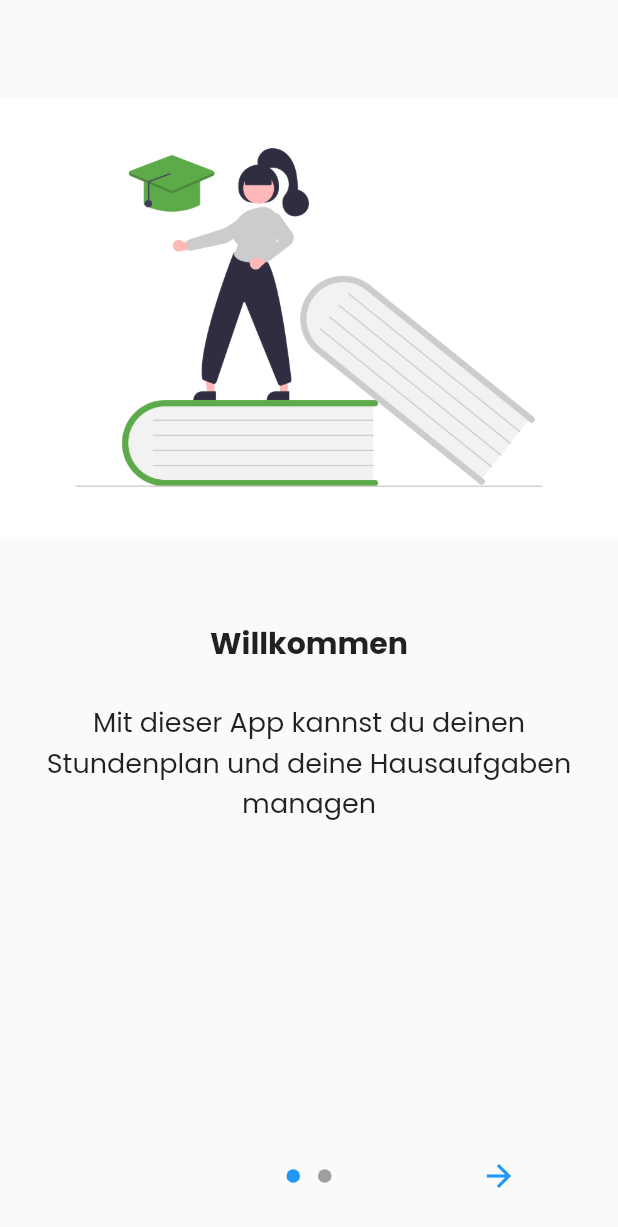
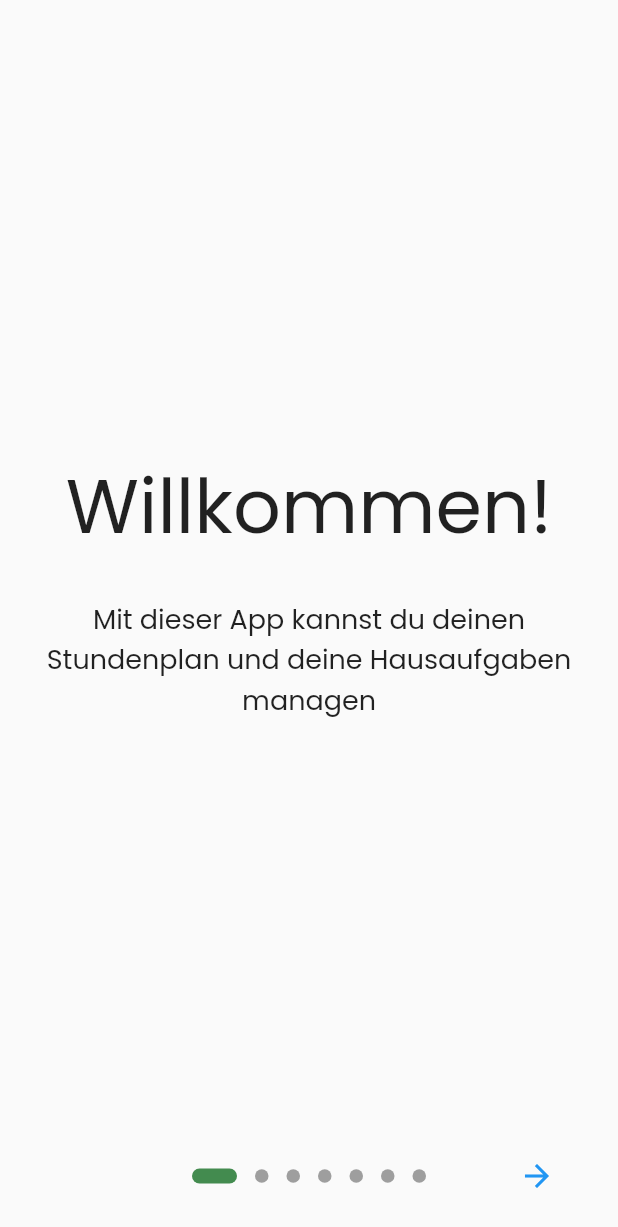
Before and after one commit to juliuswiegand/schuelerplaner, a Flutter app: the screen it shows after launch, after a tap on the "arrow back" icon, on a phone screen of 412 x 824 dp. Shown: the top 1227 px of the screen. Run offline on Flutter 3.47's test engine with Material 2 defaults, Android fonts, the phone set to English and light mode, and no system bars; drawn by our look-alikes of introduction_screen; our stand-ins replace auto_size_text, dotted_border, dynamic_color, flutter_colorpicker, google_fonts, shared_preferences and 3 more; accounts and stored records are empty.

Commit message:
willkommen screen wird beim ersten mal öffnen geöffnet

```diff
--- a/schuelerplaner/lib/einstellungen.dart
+++ b/schuelerplaner/lib/einstellungen.dart
@@ -41,6 +41,11 @@ class _EinstellungenSeiteState extends State<EinstellungenSeite> {
   Future<void> datenbankLeeren() async {
     Datenbank datenbank = await Datenbank.instance;
     datenbank.loeschen();
+  }
+
+  void debugErstesMal() async {
+    SharedPreferences prefs = await SharedPreferences.getInstance();
+    prefs.setBool('erstesMal', true);
   }
 
   void textfelderVorausfuellen() async {
@@ -130,6 +135,24 @@ class _EinstellungenSeiteState extends State<EinstellungenSeite> {
                     elevation: MaterialStateProperty.all(10),
                   ),
                 )),
+
+                Container(width: double.infinity, height: 65, child: ElevatedButton(
+                  onPressed: () {
+                    debugErstesMal();
+                  },
+                  child: Row(
+                    mainAxisAlignment: MainAxisAlignment.center,
+                    children: [
+                      Icon(Icons.delete_forever, color: Colors.white,),
+                      SizedBox(width: 5,),
+                      Text('debug erstes mal', style: TextStyle(color: Colors.white,),)
+                    ],
+                  ),
+                  style: ButtonStyle(
+                    backgroundColor: MaterialStatePropertyAll(Color.fromARGB(255, 180, 0, 0)),
+                    elevation: MaterialStateProperty.all(10),
+                  ),
+                )),
             ]
               ),
           ),
--- a/schuelerplaner/lib/main.dart
+++ b/schuelerplaner/lib/main.dart
@@ -22,7 +22,7 @@ import 'package:introduction_screen/introduction_screen.dart';
 Database? datenbank;
 
 void main() {
-  runApp(WillkommenScreen());
+  runApp(MaterialApp(home: WillkommenScreen(), debugShowCheckedModeBanner: false,));
 }
 
 class WillkommenScreen extends StatefulWidget {
@@ -33,6 +33,26 @@ class WillkommenScreen extends StatefulWidget {
 }
 
 class _WillkommenScreenState extends State<WillkommenScreen> {
+  @override
+  void initState() {
+    weiterleitenFallNichtErstesMal(context);
+    super.initState();
+  }
+
+  void weiterleitenFallNichtErstesMal(buildContext) async {
+    SharedPreferences prefs = await SharedPreferences.getInstance();
+    bool erstesMal = prefs.getBool('erstesMal') ?? true;
+
+    if (!erstesMal) {
+      Navigator.push(buildContext, MaterialPageRoute(builder: (buildContext) => Homescreen()));
+    }
+  }
+
+  void fertig() async {
+    SharedPreferences prefs = await SharedPreferences.getInstance();
+    prefs.setBool('erstesMal', false);
+  }
+
   @override
   Widget build(BuildContext context) {
     return MaterialApp(
@@ -51,21 +71,82 @@ class _WillkommenScreenState extends State<WillkommenScreen> {
           child: IntroductionScreen(
             pages: [
               PageViewModel(
-                title: 'Willkommen',
-                image: Image(image: AssetImage('images/bildung.png')),
-                body: 'Mit dieser App kannst du deinen Stundenplan und deine Hausaufgaben managen'
+                title: 'Willkommen!',
+                body: 'Mit dieser App kannst du deinen Stundenplan und deine Hausaufgaben managen',
+
+                decoration: PageDecoration(
+                  bodyAlignment: Alignment.center,
+                  titleTextStyle: TextStyle(fontSize: 50)
+                )
               ),
               PageViewModel(
-                title: 'Hallo2',
-                body: 'text'
+                title: 'Erstelle deine Schulfächer um zu beginnen',
+                body: 'Gehe dazu auf den dritten Unterpunkt und tippe auf das Plus in der unteren rechten Ecke',
+
+                decoration: PageDecoration(
+                  bodyAlignment: Alignment.center,
+                  titleTextStyle: TextStyle(fontSize: 30)
+                )
+              ),
+              PageViewModel(
+                title: 'Dann kannst du die Fächer deinen Stundenplan zuweisen',
+                body: 'Gehe dazu auf den zweiten Unterpunkt und tippe auf das Plus in der unteren rechten Ecke',
+
+                decoration: PageDecoration(
+                  bodyAlignment: Alignment.center,
+                  titleTextStyle: TextStyle(fontSize: 30)
+                )
+              ),
+              PageViewModel(
+                title: 'Stunden hinzufügen',
+                body: 'Hier kannst du einer Stunde einen Raum und die Unterrichtszeiten zuweisen.',
+
+                decoration: PageDecoration(
+                  bodyAlignment: Alignment.center,
+                  titleTextStyle: TextStyle(fontSize: 30)
+                )
+              ),
+              PageViewModel(
+                title: 'Hausaufgaben erstellen',
+                body: 'Gehe auf den vierten Unterpunkt und tippe auf das Plus in der unteren rechten Ecke',
+
+                decoration: PageDecoration(
+                  bodyAlignment: Alignment.center,
+                  titleTextStyle: TextStyle(fontSize: 30)
+                )
+              ),
+              PageViewModel(
+                title: 'Hausaufgaben erstellen',
+                body: 'Füge deinen Hausaufgaben das zugehöhrige Fach und einen Abgabetermin zu. Diesen kannst du auch einfach zur nächsten Stunde setzen.',
+
+                decoration: PageDecoration(
+                  bodyAlignment: Alignment.center,
+                  titleTextStyle: TextStyle(fontSize: 30)
+                )
+              ),
+              PageViewModel(
+                title: 'Viel Erfolg!',
+                body: '',
+
+                decoration: PageDecoration(
+                  bodyAlignment: Alignment.center,
+                  titleTextStyle: TextStyle(fontSize: 50)
+                )
               ),
             ],
             next: Icon(Icons.arrow_forward),
             back: Icon(Icons.arrow_back),
             showBackButton: true,
+            dotsFlex: 3,
+            dotsDecorator: DotsDecorator(
+              activeColor: Color.fromARGB(255, 67, 139, 79),
+              activeSize: Size(30, 10),
+              activeShape: RoundedRectangleBorder(borderRadius: BorderRadius.circular(30)),
+            ),
             done: Text('Fertig'),
             onDone: () {
-              print('Fertig');
+              fertig();
+              Navigator.push(context, MaterialPageRoute(builder: (context) => Homescreen()));
             },
           ),
         ),
```
